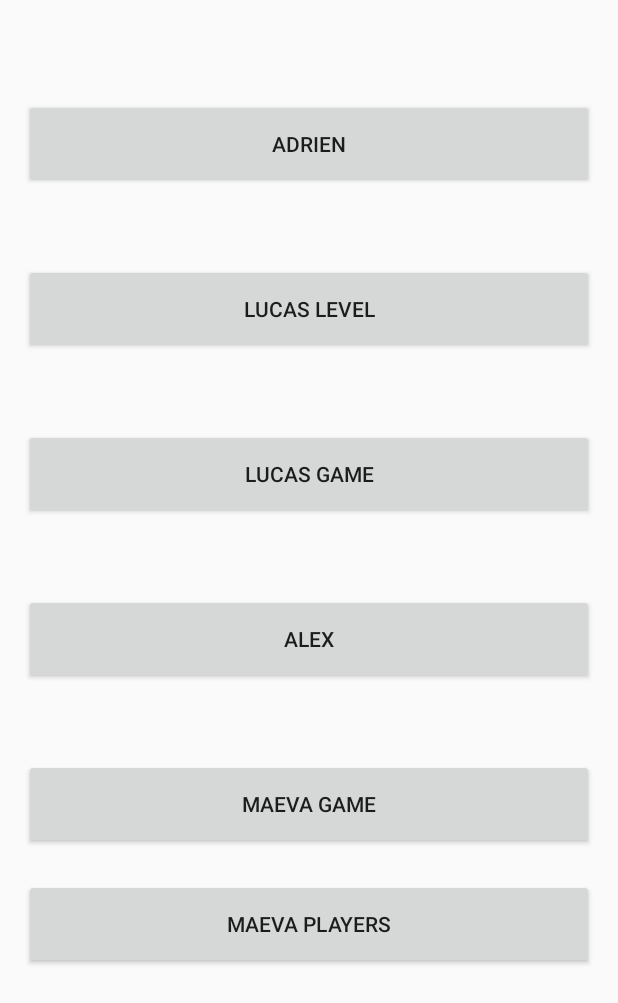
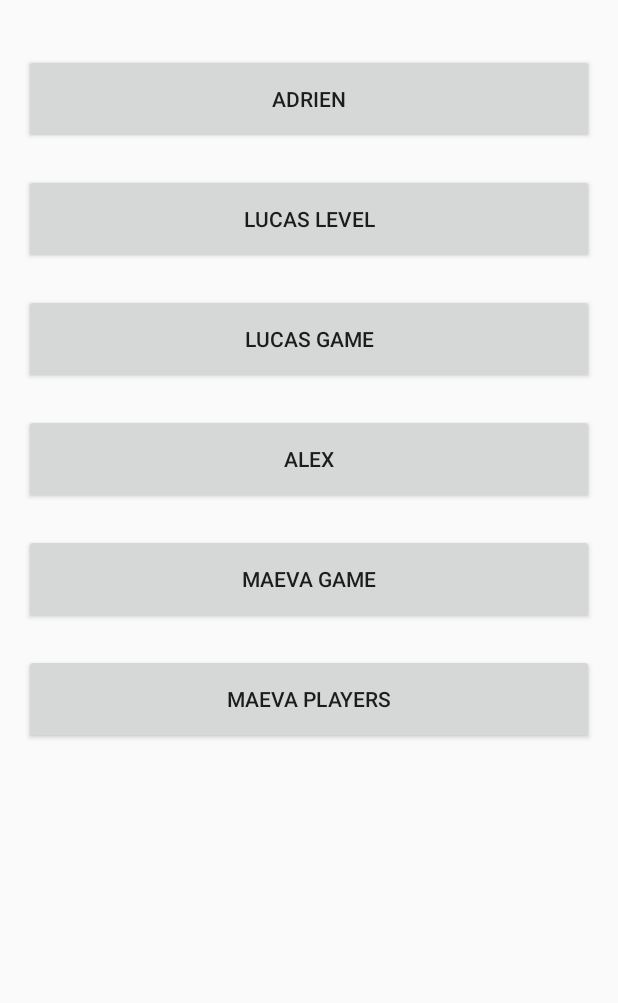
Before and after one commit to alexandreece/ecetech_special-disco-androidapp, an Android app: the screen it shows after launch (Main), on a phone screen of 412 x 824 dp. Shown: the top 1003 px of the screen. Run offline under Robolectric (Android 15) with nearby library versions, the phone set to English and light mode, and no system bars.

Commit message:
UPDATE Main Buttons margin top

```diff
--- a/app/src/main/AndroidManifest.xml
+++ b/app/src/main/AndroidManifest.xml
@@ -19,7 +19,7 @@
         <activity android:name=".PlayersName" />
         <activity android:name=".SelectLevel" />
         <activity android:name=".SelectWord" />
-        <activity android:name=".InGame" android:screenOrientation="landscape" android:theme="@android:style/Theme.NoTitleBar" ></activity>
+        <activity android:name=".InGame" android:screenOrientation="landscape" android:theme="@android:style/Theme.NoTitleBar"/>
     </application>
 
 </manifest>
--- a/app/src/main/res/layout/activity_in_game.xml
+++ b/app/src/main/res/layout/activity_in_game.xml
@@ -5,7 +5,7 @@
     android:layout_height="match_parent"
     android:background="#017E80"
     android:weightSum="1"
-    android:orientation="horizontal">
+    android:orientation="vertical">
 
     <TextView
         android:text="Manche 1"
--- a/app/src/main/res/layout/activity_main.xml
+++ b/app/src/main/res/layout/activity_main.xml
@@ -20,7 +20,7 @@
                 android:layout_width="match_parent"
                 android:layout_height="60dp"
                 android:text="adrien"
-                android:layout_marginTop="50dp"
+                android:layout_marginTop="20dp"
                 android:layout_gravity="center"
                 android:onClick="adrien"/>
 
@@ -29,7 +29,7 @@
                 android:layout_width="match_parent"
                 android:layout_height="60dp"
                 android:text="lucas level"
-                android:layout_marginTop="50dp"
+                android:layout_marginTop="20dp"
                 android:layout_gravity="center"
                 android:onClick="lucasLevel"
                 />
@@ -39,7 +39,7 @@
                 android:layout_width="match_parent"
                 android:layout_height="60dp"
                 android:text="lucas game"
-                android:layout_marginTop="50dp"
+                android:layout_marginTop="20dp"
                 android:layout_gravity="center"
                 android:onClick="lucasInGame"
                 />
@@ -49,7 +49,7 @@
                 android:layout_width="match_parent"
                 android:layout_height="60dp"
                 android:text="Alex"
-                android:layout_marginTop="50dp"
+                android:layout_marginTop="20dp"
                 android:layout_gravity="center"
                 android:onClick="alex"
                 />
@@ -59,7 +59,7 @@
                 android:layout_width="match_parent"
                 android:layout_height="60dp"
                 android:text="Maeva game"
-                android:layout_marginTop="50dp"
+                android:layout_marginTop="20dp"
                 android:layout_gravity="center"
                 android:onClick="maevaGame"
                 />
```
